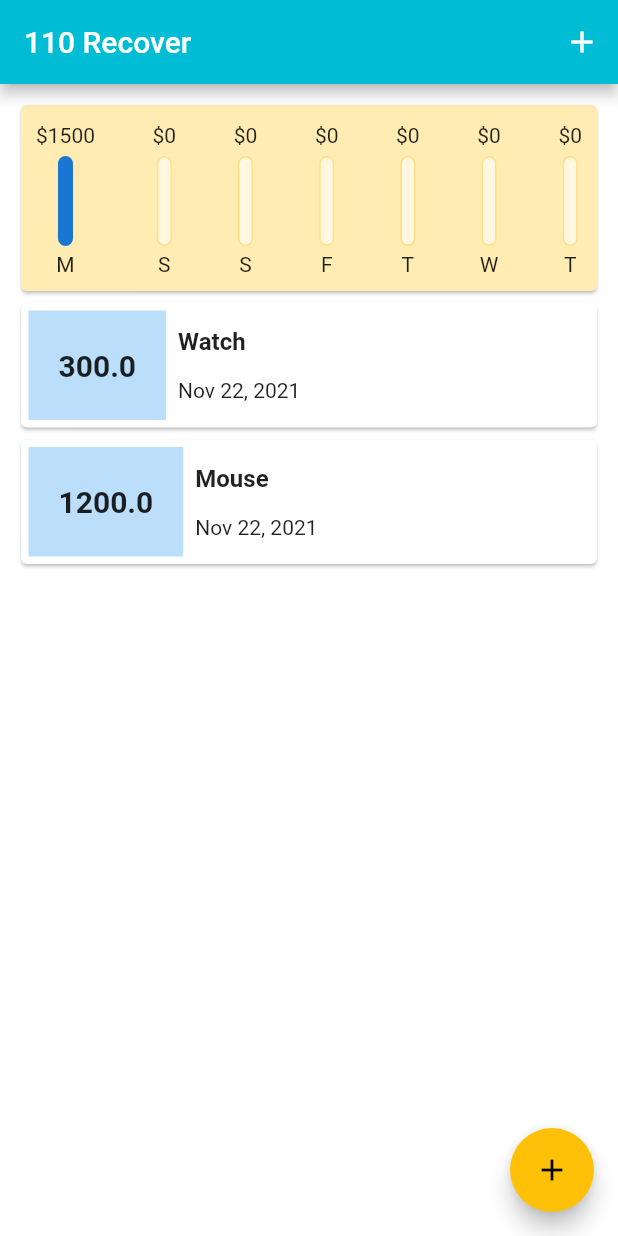
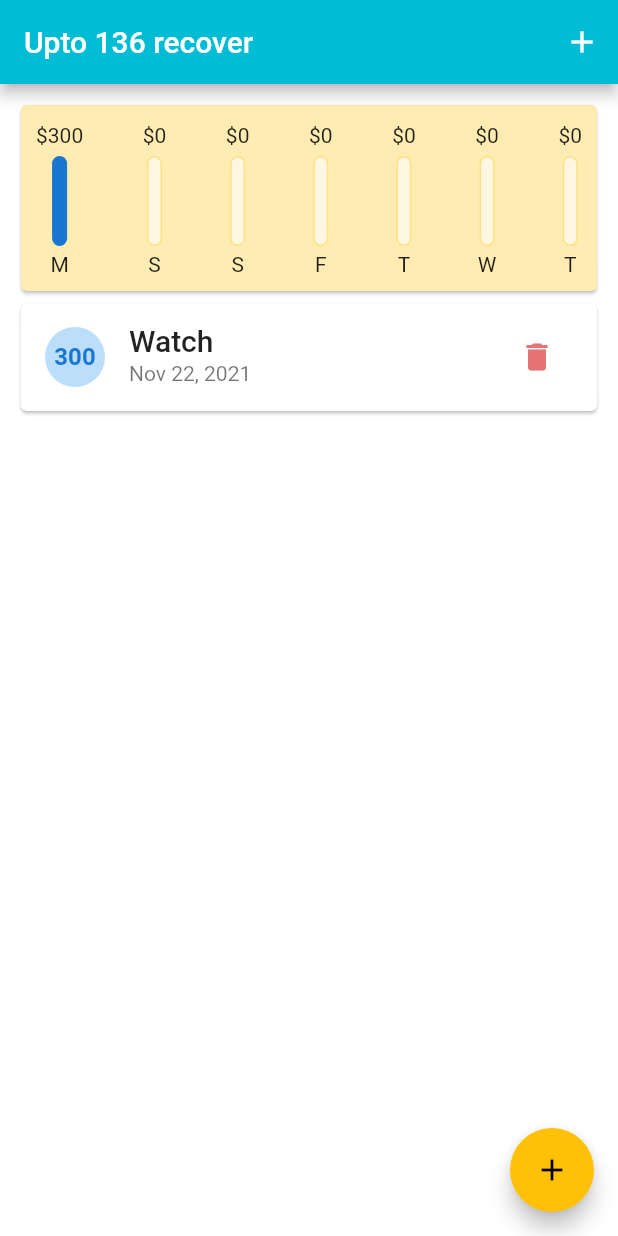
Before and after one commit to mafruhur-rahman-faruqi/Presonal-Finace-Tracker, a Flutter app: the screen it shows after launch, on a phone screen of 412 x 824 dp. Run offline on Flutter 3.47's test engine with Material 2 defaults, Android fonts, the phone set to English and light mode, and no system bars; missing offline and left inert: dart:ffi.

Commit message:
Delete and date picker

```diff
--- a/lib/main.dart
+++ b/lib/main.dart
@@ -31,13 +31,15 @@ class MyHomePage extends StatefulWidget {
 
 class _MyHomePageState extends State<MyHomePage> {
   final List<Transactions> transactions = [
-    Transactions("G1", "Watch", 300, DateTime.now()),
-    Transactions("G2", "Mouse", 1200, DateTime.now()),
+    Transactions(id: "G1", title: "Watch", amount: 300, date: DateTime.now()),
   ];
 
-  void addTransaction(newTitle, newAmount) {
-    var justAdded = Transactions(DateTime.now().toString(), newTitle, newAmount,
-        DateTime.now()..toString());
+  void addTransaction(newTitle, newAmount, txDate) {
+    var justAdded = Transactions(
+        id: DateTime.now().toString(),
+        title: newTitle,
+        amount: newAmount,
+        date: txDate);
 
     setState(() {
       transactions.add(justAdded);
@@ -55,12 +57,20 @@ class _MyHomePageState extends State<MyHomePage> {
         });
   }
 
+  void _removeTransaction(String deleteId) {
+    setState(() {
+      transactions.removeWhere((tx) {
+        return tx.id == deleteId;
+      });
+    });
+  }
+
   @override
   Widget build(BuildContext context) {
     return Scaffold(
       appBar: AppBar(
         backgroundColor: Theme.of(context).colorScheme.secondary,
-        title: Text('110 Recover'),
+        title: Text('Upto 136 recover'),
         actions: <Widget>[
           IconButton(
               onPressed: () => startAddingTransaction(), icon: Icon(Icons.add))
@@ -71,7 +81,8 @@ class _MyHomePageState extends State<MyHomePage> {
         child: Column(
           children: [
             ChartGenerate(transactions), // addig chart
-            ShowTransactionList(transactions), //adding the list
+            ShowTransactionList(
+                transactions, _removeTransaction), //adding the list
           ],
         ),
       ),
--- a/lib/models/transaction.dart
+++ b/lib/models/transaction.dart
@@ -4,5 +4,9 @@ class Transactions {
   final double amount;
   final DateTime date;
 
-  Transactions(this.id, this.title,  this.amount, this.date);
+  Transactions(
+      {required this.id,
+      required this.title,
+      required this.amount,
+      required this.date});
 }
--- a/lib/widgets/show_transaction_list.dart
+++ b/lib/widgets/show_transaction_list.dart
@@ -4,12 +4,13 @@ import 'package:intl/intl.dart';
 
 class ShowTransactionList extends StatelessWidget {
   final List<Transactions> transactionList;
-  ShowTransactionList(this.transactionList);
+  final Function removeTransaction;
+  ShowTransactionList(this.transactionList, this.removeTransaction);
 
   @override
   Widget build(BuildContext context) {
     return Container(
-        height: 450,
+        height: MediaQuery.of(context).devicePixelRatio * 170,
         child: transactionList.length == 0
             ? Container(
                 margin: EdgeInsets.all(30),
@@ -26,56 +27,31 @@ class ShowTransactionList extends StatelessWidget {
             : ListView.builder(
                 itemBuilder: (ctx, index) {
                   return Card(
-                    child: Padding(
-                      padding: EdgeInsets.all(5),
-                      child: Row(
-                        children: <Widget>[
-                          Flexible(
-                              flex: 0,
-                              fit: FlexFit.tight,
-                              child: Container(
-                                decoration: BoxDecoration(
-                                    color: Theme.of(context).primaryColorLight),
-                                padding: EdgeInsets.symmetric(
-                                    horizontal: 20, vertical: 25),
-                                child: Text(
-                                  transactionList[index].amount.toString(),
-                                  style: TextStyle(
-                                      fontSize: 20,
-                                      fontWeight: FontWeight.bold),
-                                ),
-                              )),
-                          Container(
-                            height: 50,
-                            child: Column(
-                              crossAxisAlignment: CrossAxisAlignment.start,
-                              mainAxisAlignment: MainAxisAlignment.spaceBetween,
-                              children: <Widget>[
-                                Flexible(
-                                    flex: 20,
-                                    child: Container(
-                                      margin:
-                                          EdgeInsets.symmetric(horizontal: 8),
-                                      child: Text(
-                                        transactionList[index].title,
-                                        style: TextStyle(
-                                            fontSize: 16,
-                                            fontWeight: FontWeight.bold),
-                                      ),
-                                    )),
-                                Flexible(
-                                    flex: 20,
-                                    child: Container(
-                                      margin:
-                                          EdgeInsets.symmetric(horizontal: 8),
-                                      child: Text(DateFormat.yMMMd()
-                                          .format(transactionList[index].date)),
-                                    ))
-                              ],
-                            ),
-                          )
-                        ],
+                    color: Colors.white,
+                    child: ListTile(
+                      leading: CircleAvatar(
+                        maxRadius: 20,
+                        backgroundColor: Theme.of(context).primaryColorLight,
+                        child: Text(
+                          transactionList[index].amount.toStringAsFixed(0),
+                          style: TextStyle(
+                              fontSize: 16, fontWeight: FontWeight.bold),
+                        ),
                       ),
+                      title: Text(
+                        transactionList[index].title,
+                        style: Theme.of(context).textTheme.headline6,
+                      ),
+                      subtitle: Text(DateFormat.yMMMd()
+                          .format(transactionList[index].date)
+                          .toString()),
+                      trailing: IconButton(
+                          icon: Icon(Icons.delete),
+                          color: Colors.red.shade300,
+                          onPressed: () => removeTransaction(
+                              transactionList[index]
+                                  .id) // define delete functionality
+                          ),
                     ),
                   );
                 },
```
Also changed, not shown: lib/widgets/add_new_transaction.dart (+40 -1 lines), 4 other files.
